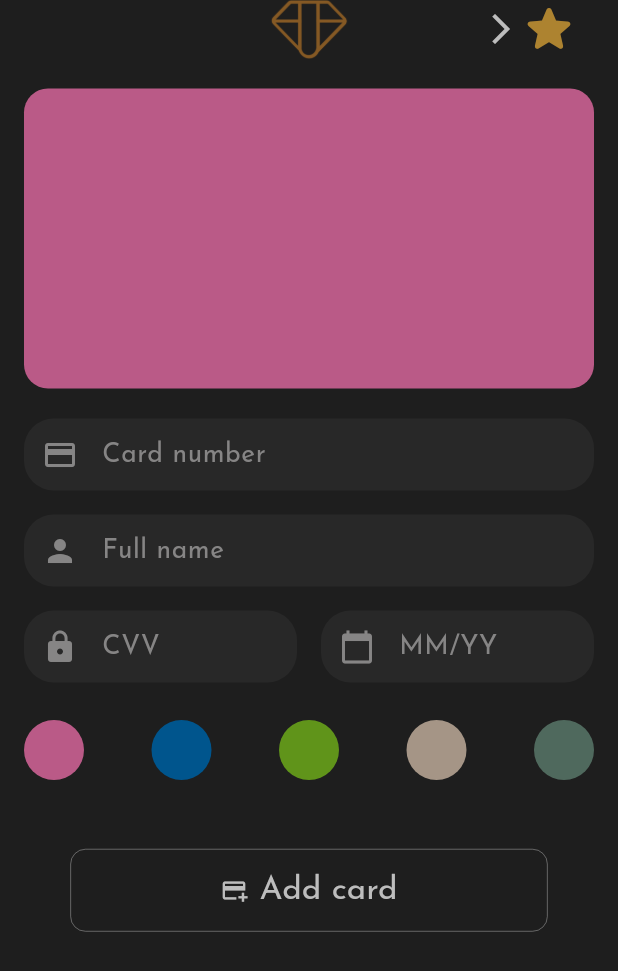
After one commit to sebastianrr2/compra_tickets_evento_macro, a Flutter app: the AddNewCardScreen screen opened by its route, on a phone screen of 412 x 824 dp. The commit adds this screen. Shown: the top 971 px of the screen. Run offline on Flutter 3.47's test engine with Material 3 defaults, Android fonts, the phone set to English and light mode, and no system bars; our stand-ins replace cached_network_image, go_router; missing offline and left inert: customizable_counter; network calls fail; project files that could hold a hidden picture were left out.

Commit message:
pop up de targetas + agregar targeta

```diff
--- a/lib/domain/entities/payment_card.dart
+++ b/lib/domain/entities/payment_card.dart
@@ -8,6 +8,9 @@ class PaymentCard {
   final String fullName;
   final int cvv;
   final String expiryDate;
+  final int color;
+
+  bool isActive;
 
 
 
@@ -17,5 +20,7 @@ class PaymentCard {
     required this.fullName,
     required this.cvv,
     required this.expiryDate,
+    required this.color,
+    this.isActive = false
   });
 }
--- a/lib/infrastructure/datasources/cards_db_datasource.dart
+++ b/lib/infrastructure/datasources/cards_db_datasource.dart
@@ -2,34 +2,59 @@ import 'package:compra_tickets_evento_macro/domain/datasources/card_datasource.d
 import 'package:compra_tickets_evento_macro/domain/entities/payment_card.dart';
 
 class CardsDbDatasource extends CardDatasource {
-  final List<PaymentCard> _cards = [];
+  // Initialize cards as a mutable list
+  final List<PaymentCard> cards;
+
+  // Constructor
+  CardsDbDatasource()
+      : cards = [
+          PaymentCard(
+            id: 1,
+            number: "4111 1111 1111 1234",
+            fullName: "John Doe",
+            cvv: 123,
+            expiryDate: "12/25",
+            color: 1,
+          ),
+          PaymentCard(
+            id: 2,
+            number: "5500 0000 0000 5678",
+            fullName: "Jane Smith",
+            cvv: 456,
+            expiryDate: "11/24",
+            color: 2,
+            isActive: true
+          ),
+        ];
 
   @override
   Future<void> createCard(PaymentCard card) async {
-    _cards.add(card);
+    cards.add(card);
   }
 
   @override
   Future<PaymentCard?> readCard(int id) async {
-    return _cards.firstWhere((card) => card.id == id, orElse: () => PaymentCard(id: 0, number:
-    "", fullName: "", cvv: 0, expiryDate: ""));
+    return cards.firstWhere(
+      (card) => card.id == id,
+      orElse: () => PaymentCard(id: 0, number: "", fullName: "", cvv: 0, expiryDate: "", color: 1, isActive: false),
+    );
   }
 
   @override
   Future<void> updateCard(PaymentCard card) async {
-    final index = _cards.indexWhere((c) => c.id == card.id);
+    final index = cards.indexWhere((c) => c.id == card.id);
     if (index != -1) {
-      _cards[index] = card;
+      cards[index] = card;
     }
   }
 
   @override
   Future<void> deleteCard(int id) async {
-    _cards.removeWhere((card) => card.id == id);
+    cards.removeWhere((card) => card.id == id);
   }
 
   @override
   Future<List<PaymentCard>> fetchAllCards() async {
-    return List.from(_cards);
+    return List.from(cards);
   }
 }
--- /dev/null
+++ b/lib/infrastructure/repositories/cards_repository_impl.dart
@@ -0,0 +1,35 @@
+import 'package:compra_tickets_evento_macro/domain/datasources/card_datasource.dart';
+import 'package:compra_tickets_evento_macro/domain/entities/payment_card.dart';
+
+class CardsRepositoryImpl {
+
+
+  final CardDatasource datasource;
+
+  CardsRepositoryImpl(this.datasource);
+
+
+  Future<void> createCard(PaymentCard card) async {
+    await datasource.createCard(card);
+  }
+
+
+  Future<PaymentCard?> readCard(int id) async {
+    return await datasource.readCard(id);
+  }
+
+
+  Future<void> updateCard(PaymentCard card) async {
+    await datasource.updateCard(card);
+  }
+
+
+  Future<void> deleteCard(int id) async {
+    await datasource.deleteCard(id);
+  }
+
+
+  Future<List<PaymentCard>> fetchAllCards() async {
+    return await datasource.fetchAllCards();
+  }
+}
--- a/lib/infrastructure/repositories/events_repository_impl.dart
+++ b/lib/infrastructure/repositories/events_repository_impl.dart
@@ -13,19 +13,16 @@ class EventsRespositoryImpl extends EventRepository{
 
   @override
   Future<List<Event>> getAllEvents() {
-    // TODO: implement getAllEvents with API or DB
     return datasource.getEvents();
   }
 
   @override
   Future<Event> getEventById(int id) {
-    // TODO: implement getEventById with API or DB
     return datasource.getEventById(id);
   }
 
   @override
    Future<Event> getEventGeneralInfo(int id) {
-    // TODO: implement getEventGeneralInfo
     return datasource.getEventGeneralInfo(id);
   }
 
--- a/lib/presentation/config/app_router.dart
+++ b/lib/presentation/config/app_router.dart
@@ -1,41 +1,58 @@
 import 'package:compra_tickets_evento_macro/presentation/screens/event_general_screen/event_general_screen.dart';
+import 'package:compra_tickets_evento_macro/presentation/screens/get_tickets/payment_method_card/form_input_payment_method_card.dart';
 import 'package:compra_tickets_evento_macro/presentation/screens/get_tickets/select_seats/select_seats_screen.dart';
 import 'package:compra_tickets_evento_macro/presentation/screens/get_tickets/select_section/select_section_screen.dart';
 import 'package:go_router/go_router.dart';
 
 final router = GoRouter(
-  initialLocation: '/event_general_screen/0', // El 0 es un valor por defecto, luego se reemplazará por el ID real
+  initialLocation: '/event_general_screen/0', // Default value for eventId
   routes: [
-    // Ruta principal para `EventGeneralScreen`
+    // Main route for EventGeneralScreen
     GoRoute(
-      path: "/event_general_screen/:eventId", // Ruta principal acepta `eventId`
+      path: "/event_general_screen/:eventId", // Main route accepts eventId
       name: EventGeneralScreen.routerName,
       builder: (context, state) {
         final eventId = int.parse(state.pathParameters['eventId']!);
         return EventGeneralScreen(eventId: eventId);
       },
-      // Sub-ruta para `SelectSectionScreen`
+      // Sub-route for SelectSectionScreen
       routes: [
         GoRoute(
           path: "select_section",
           name: SelectSectionScreen.routerName,
           builder: (context, state) {
-            final eventId = int.parse(state.pathParameters['eventId']!); // Obtener eventId
-            return SelectSectionScreen(eventId: eventId); // Pasa el eventId
+            final eventId = int.parse(state.pathParameters['eventId']!);
+            return SelectSectionScreen(eventId: eventId); // Pass eventId
           },
-          // Sub-ruta para `SelectSeatsScreen`, que ahora acepta `sectionId`
+          // Sub-route for SelectSeatsScreen, which now accepts sectionId
           routes: [
             GoRoute(
-              path: "section/:sectionId/select_seats", // Cambiar el path para evitar conflictos
+              path: "section/:sectionId/select_seats", // Change path to avoid conflicts
               name: SelectSeatsScreen.routerName,
               builder: (context, state) {
                 final sectionId = int.parse(state.pathParameters['sectionId']!);
-                return SelectSeatsScreen(sectionId: sectionId); // Pasar sectionId
+                return SelectSeatsScreen(sectionId: sectionId); // Pass sectionId
               },
             ),
           ],
         ),
       ],
     ),
+    // New route for PaymentMethodPopUp
+    /*GoRoute(
+      path: "/go_to_pay_card_method",
+      name: PaymentMethodPopUp.routerName,
+      builder: (context, state) {
+        return const PaymentMethodPopUp(); // You can add parameters if needed
+      },
+    ),*/
+    // New route for form input card payment method
+    GoRoute(
+      path: "/form_input_card_payment_method",
+      name: AddNewCardScreen.routerName,
+      builder: (context, state){
+        return const AddNewCardScreen();
+      }
+      )
   ],
 );
--- /dev/null
+++ b/lib/presentation/providers/payment_card_provider.dart
@@ -0,0 +1,54 @@
+import 'package:compra_tickets_evento_macro/domain/entities/payment_card.dart';
+import 'package:compra_tickets_evento_macro/infrastructure/repositories/cards_repository_impl.dart';
+import 'package:flutter/material.dart';
+
+// Assuming Card and CardDatasource are defined as in previous examples
+class CardProvider with ChangeNotifier {
+  final CardsRepositoryImpl cardRepository;
+
+  // Store the cards in a list
+  List<PaymentCard> cards = [];
+
+  CardProvider({required this.cardRepository});
+
+
+  Future<void> createCard(PaymentCard card) async {
+    await cardRepository.createCard(card);
+    cards.add(card);
+    notifyListeners(); // Notify listeners to update the UI
+  }
+
+  Future<PaymentCard?> readCard(int id) async {
+    final card = await cardRepository.readCard(id);
+    // You can handle the card as needed, e.g., return it, update a selected card state, etc.
+    return card;
+  }
+
+  Future<void> updateCard(PaymentCard card) async {
+    await cardRepository.updateCard(card);
+    final index = cards.indexWhere((c) => c.id == card.id);
+    if (index != -1) {
+      cards[index] = card;
+      notifyListeners(); // Notify listeners to update the UI
+    }
+  }
+
+  Future<void> deleteCard(int id) async {
+    await cardRepository.deleteCard(id);
+    cards.removeWhere((card) => card.id == id);
+    notifyListeners(); // Notify listeners to update the UI
+  }
+
+  Future<void> fetchAllCards() async {
+    cards = await cardRepository.fetchAllCards();
+    notifyListeners(); // Notify listeners to update the UI
+  }
+
+   void toggleCard(PaymentCard card) {
+    final index = cards.indexWhere((c) => c.id == card.id);
+    if (index != -1) {
+      cards[index].isActive = !cards[index].isActive; // Toggle the isActive state
+      notifyListeners();
+    }
+  }
+}
--- /dev/null
+++ b/lib/presentation/screens/get_tickets/payment_method_card/form_input_payment_method_card.dart
@@ -0,0 +1,217 @@
+import 'package:compra_tickets_evento_macro/domain/entities/payment_card.dart';
+import 'package:compra_tickets_evento_macro/presentation/providers/payment_card_provider.dart';
+import 'package:compra_tickets_evento_macro/presentation/screens/event_general_screen/widgets/custom_appbar.dart';
+import 'package:compra_tickets_evento_macro/presentation/theme/app_theme.dart';
+import 'package:compra_tickets_evento_macro/presentation/theme/theme.dart';
+import 'package:flutter/material.dart';
+import 'package:flutter/services.dart';
+import 'package:provider/provider.dart';
+
+class AddNewCardScreen extends StatefulWidget {
+  static const String routerName = "form_input_card_payment_method";
+
+  const AddNewCardScreen({super.key});
+
+  @override
+  State<AddNewCardScreen> createState() => _AddNewCardScreenState();
+}
+
+class _AddNewCardScreenState extends State<AddNewCardScreen> {
+  TextEditingController cardNumberController = TextEditingController();
+  TextEditingController nameController = TextEditingController();
+  TextEditingController cvvController = TextEditingController();
+  TextEditingController expiryController = TextEditingController();
+  int selectedColor = 1; // Color inicial de la tarjeta
+
+  Color _getCardColor(int colorCode) {
+    switch (colorCode) {
+      case 1:
+        return AppTheme.mulberry;
+      case 2:
+        return AppTheme.usafaBlue;
+      case 3:
+        return AppTheme.oliveDrab;
+      case 4:
+        return AppTheme.grullo;
+      default:
+        return AppTheme.feldgrau; // Color por defecto
+    }
+  }
+
+  Future<void> _saveCard(BuildContext context) async {
+    final cardProvider = Provider.of<CardProvider>(context, listen: false);
+
+    // Convertimos el CVV a int
+    final int cvv = int.tryParse(cvvController.text) ?? 0;
+
+    final newCard = PaymentCard(
+      id: DateTime.now().millisecondsSinceEpoch, // Genera un ID único basado en el tiempo
+      number: cardNumberController.text,
+      fullName: nameController.text,
+      cvv: cvv,
+      expiryDate: expiryController.text,
+      color: selectedColor,
+    );
+
+    await cardProvider.createCard(newCard);
+    Navigator.pop(context); // Regresa a la pantalla anterior
+  }
+
+  @override
+  Widget build(BuildContext context) {
+    return Scaffold(
+      appBar: const CustomAppbar(),
+      body: SingleChildScrollView(
+        child: Padding(
+          padding: const EdgeInsets.symmetric(horizontal: 16),
+          child: Column(
+            children: [
+              const SizedBox(height: 20),
+
+              // Tarjeta simulada que cambia de color
+              Container(
+                height: 200,
+                width: double.infinity,
+                decoration: BoxDecoration(
+                  color: _getCardColor(selectedColor),
+                  borderRadius: BorderRadius.circular(16),
+                ),
+              ),
+              const SizedBox(height: 20),
+              Form(
+                child: Column(
+                  children: [
+                    _buildTextField(
+                      controller: cardNumberController,
+                      hintText: "Card number",
+                      icon: Icons.credit_card,
+                      inputFormatters: [
+                        FilteringTextInputFormatter.digitsOnly,
+                        LengthLimitingTextInputFormatter(19),
+                      ],
+                      keyboardType: TextInputType.number,
+                    ),
+                    const SizedBox(height: 16),
+                    _buildTextField(
+                      controller: nameController,
+                      hintText: "Full name",
+                      icon: Icons.person,
+                    ),
+                    const SizedBox(height: 16),
+                    Row(
+                      children: [
+                        Expanded(
+                          child: _buildTextField(
+                            controller: cvvController,
+                            hintText: "CVV",
+                            icon: Icons.lock,
+                            keyboardType: TextInputType.number,
+                            inputFormatters: [
+                              FilteringTextInputFormatter.digitsOnly,
+                              LengthLimitingTextInputFormatter(4),
+                            ],
+                          ),
+                        ),
+                        const SizedBox(width: 16),
+                        Expanded(
+                          child: _buildTextField(
+                            controller: expiryController,
+                            hintText: "MM/YY",
+                            icon: Icons.calendar_today,
+                            keyboardType: TextInputType.number,
+                            inputFormatters: [
+                              FilteringTextInputFormatter.digitsOnly,
+                              LengthLimitingTextInputFormatter(5),
+                            ],
+                          ),
+                        ),
+                      ],
+                    ),
+                  ],
+                ),
+              ),
+              const SizedBox(height: 25),
+              // Botones de color
+              Row(
+                mainAxisAlignment: MainAxisAlignment.spaceBetween,
+                children: List.generate(5, (index) {
+                  int colorCode = index + 1;
+                  return GestureDetector(
+                    onTap: () => setState(() => selectedColor = colorCode),
+                    child: Container(
+                      width: 40,
+                      height: 40,
+                      decoration: BoxDecoration(
+                        color: _getCardColor(colorCode),
+                        shape: BoxShape.circle,
+                      ),
+                    ),
+                  );
+                }),
+              ),
+              const SizedBox(height: 30),
+              Padding(
+                padding: const EdgeInsets.only(top: 16),
+                child: TextButton(
+                  style: TextButton.styleFrom(
+                    padding: const EdgeInsets.symmetric(horizontal: 100, vertical: 12),
+                    backgroundColor: Colors.transparent,
+                    side: const BorderSide(color: AppTheme.lightGray, width: 0.3),
+                    shape: RoundedRectangleBorder(
+                      borderRadius: BorderRadius.circular(10),
+                    ),
+                  ),
+                  onPressed: () => _saveCard(context), // Guarda la tarjeta al presionar
+                  child: const Row(
+                    mainAxisSize: MainAxisSize.min,
+                    children: [
+                      Icon(
+                        Icons.add_card,
+                        color: AppTheme.lightGray,
+                      ),
+                      SizedBox(width: 8),
+                      Text(
+                        "Add card",
+                        style: TextStyle(
+                          color: AppTheme.lightGray,
+                        ),
+                      ),
+                    ],
+                  ),
+                ),
+              ),
+            ],
+          ),
+        ),
+      ),
+    );
+  }
+
+  Widget _buildTextField({
+    TextEditingController? controller,
+    required String hintText,
+    required IconData icon,
+    TextInputType? keyboardType,
+    List<TextInputFormatter>? inputFormatters,
+  }) {
+    return Container(
+      decoration: BoxDecoration(
+        color: const Color(0xFF282828),
+        borderRadius: BorderRadius.circular(20),
+      ),
+      padding: const EdgeInsets.symmetric(horizontal: 12),
+      child: TextFormField(
+        controller: controller,
+        keyboardType: keyboardType,
+        inputFormatters: inputFormatters,
+        decoration: InputDecoration(
+          hintText: hintText,
+          hintStyle: ThemeStylesSettings.primaryText.apply(color: AppTheme.battleshipGray),
+          icon: Icon(icon, color: AppTheme.battleshipGray),
+          border: InputBorder.none,
+        ),
+        style: ThemeStylesSettings.primaryText.apply(color: Colors.white),
+      ),
+    );
+  }
+}
--- a/lib/presentation/screens/get_tickets/select_seats/widgets/invoice_tickets.dart
+++ b/lib/presentation/screens/get_tickets/select_seats/widgets/invoice_tickets.dart
@@ -111,7 +111,6 @@ Widget build(BuildContext context) {
             ],
           ),
         ),
-      const GoToPayButton()
     ],
   );
 }
--- a/lib/presentation/theme/app_theme.dart
+++ b/lib/presentation/theme/app_theme.dart
@@ -22,6 +22,8 @@ class AppTheme {
   static const Color white                  = Color.fromARGB(255, 255, 255, 255);
   static const Color black                  = Color.fromARGB(255, 0, 0, 0);
   static const Color divider                = Color(0XFF312E2D);
+  static const Color addCardFormLetter      = Color(0x00808080);
+  static const Color addCardForm            = Color(0x00282828);
 
   /* Paleta de colores Map */
   static const Color trendingWeeblyOrange = Color(0XFFFF9A00);
--- a/pubspec.yaml
+++ b/pubspec.yaml
@@ -45,6 +45,7 @@ dependencies:
   cached_network_image: ^3.4.1
   path_provider: ^2.1.4
   customizable_counter: ^1.0.4
+  flutter_popup_card: ^0.0.6
 
 dev_dependencies:
   flutter_test:
```
Also changed, not shown: lib/main.dart (+9 -1 lines), lib/presentation/screens/get_tickets/payment_method_card/widgets/cards_list_view.dart (added, +98 -0 lines), lib/presentation/screens/get_tickets/payment_method_card/widgets/custom_rect_tween.dart (added, +27 -0 lines), lib/presentation/screens/get_tickets/payment_method_card/widgets/hero_dialog_route_pop_up.dart (added, +49 -0 lines), lib/presentation/screens/get_tickets/payment_method_card/widgets/payment_method_pop_up.dart (added, +98 -0 lines), lib/presentation/screens/get_tickets/select_seats/select_seats_screen.dart (+4 -3 lines), lib/presentation/screens/get_tickets/select_seats/widgets/go_to_pay_button.dart (+10 -1 lines), pubspec.lock.
